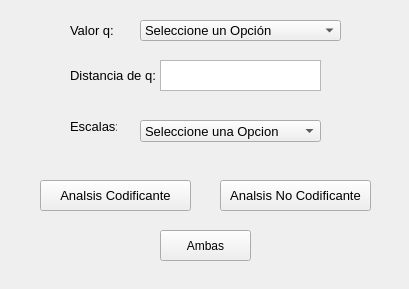
Qt form detrend2D.ui (juancho270/TrabajoGrado) before a commit.
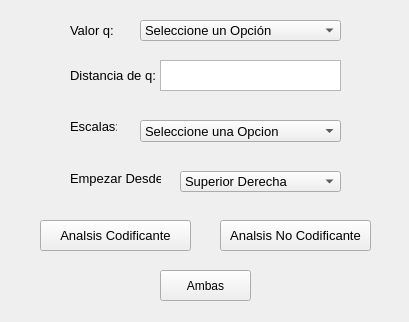
The same form after that commit.

What changed in the file:
```diff
--- a/detrend2D.ui
+++ b/detrend2D.ui
@@ -7,7 +7,7 @@
     <x>0</x>
     <y>0</y>
     <width>409</width>
-    <height>289</height>
+    <height>322</height>
    </rect>
   </property>
   <property name="windowTitle">
@@ -99,7 +99,7 @@
     <rect>
      <x>140</x>
      <y>120</y>
-     <width>181</width>
+     <width>201</width>
      <height>22</height>
     </rect>
    </property>
@@ -154,7 +154,7 @@
     <rect>
      <x>160</x>
      <y>60</y>
-     <width>161</width>
+     <width>181</width>
      <height>31</height>
     </rect>
    </property>
@@ -186,7 +186,7 @@
    <property name="geometry">
     <rect>
      <x>220</x>
-     <y>180</y>
+     <y>220</y>
      <width>151</width>
      <height>31</height>
     </rect>
@@ -204,7 +204,7 @@
    <property name="geometry">
     <rect>
      <x>160</x>
-     <y>230</y>
+     <y>270</y>
      <width>91</width>
      <height>31</height>
     </rect>
@@ -217,7 +217,7 @@
    <property name="geometry">
     <rect>
      <x>40</x>
-     <y>180</y>
+     <y>220</y>
      <width>151</width>
      <height>31</height>
     </rect>
@@ -231,6 +231,59 @@
     <string>Analsis Codificante</string>
    </property>
   </widget>
+  <widget class="QLabel" name="label_2">
+   <property name="geometry">
+    <rect>
+     <x>70</x>
+     <y>170</y>
+     <width>91</width>
+     <height>16</height>
+    </rect>
+   </property>
+   <property name="font">
+    <font>
+     <pointsize>10</pointsize>
+    </font>
+   </property>
+   <property name="text">
+    <string>Empezar Desde:</string>
+   </property>
+  </widget>
+  <widget class="QComboBox" name="empezarDesde">
+   <property name="geometry">
+    <rect>
+     <x>180</x>
+     <y>171</y>
+     <width>161</width>
+     <height>21</height>
+    </rect>
+   </property>
+   <property name="font">
+    <font>
+     <pointsize>10</pointsize>
+    </font>
+   </property>
+   <item>
+    <property name="text">
+     <string>Superior Derecha</string>
+    </property>
+   </item>
+   <item>
+    <property name="text">
+     <string>Superior Izquierda</string>
+    </property>
+   </item>
+   <item>
+    <property name="text">
+     <string>Inferior Derecha</string>
+    </property>
+   </item>
+   <item>
+    <property name="text">
+     <string>Inferior Izquierda</string>
+    </property>
+   </item>
+  </widget>
  </widget>
  <resources/>
  <connections/>
```
